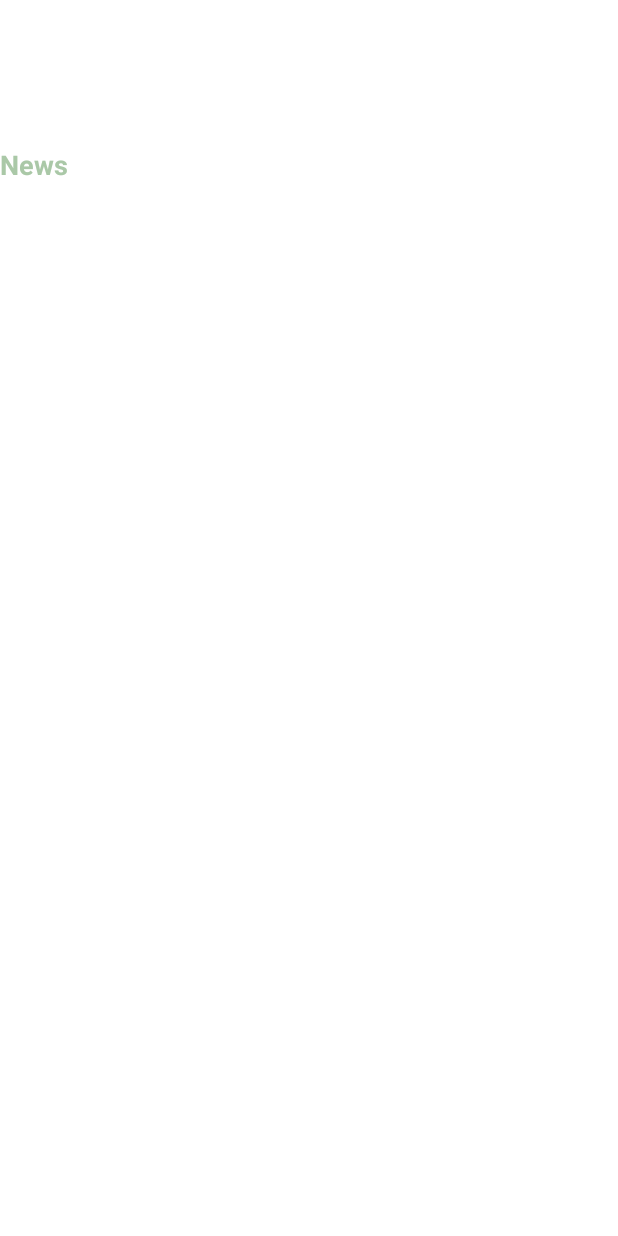
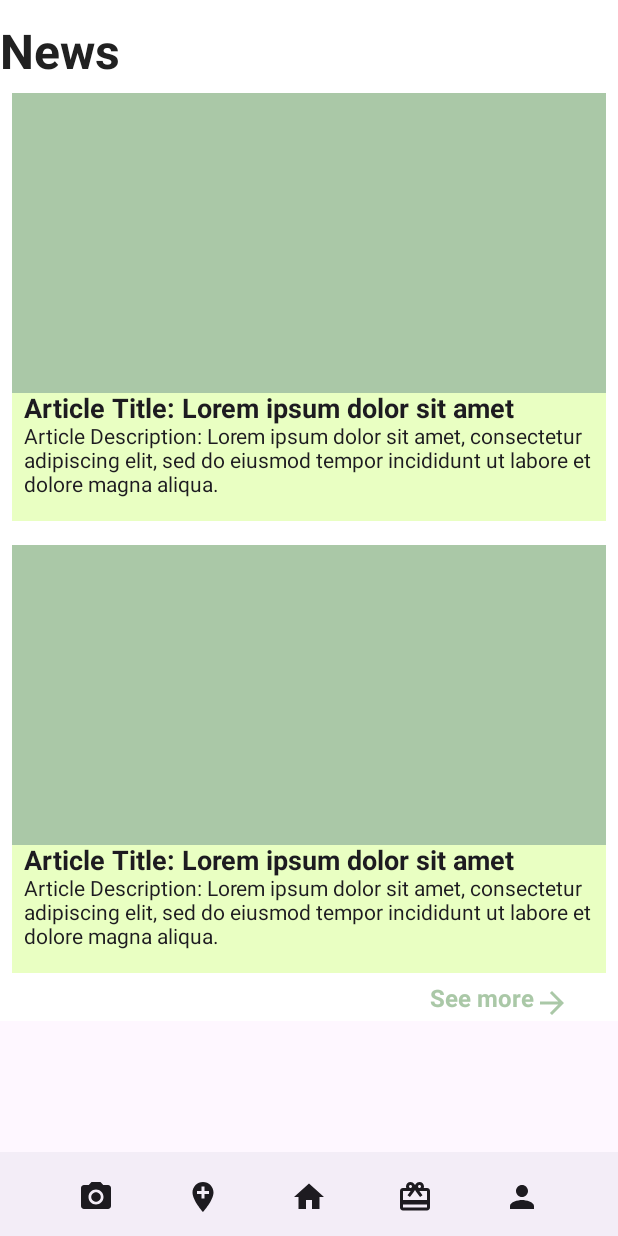
Before and after one commit to Peachy72/EcoEarn, an Android app built with Jetpack Compose: the screen it shows after launch (MainActivity), on a phone screen of 412 x 824 dp. Before the commit the screen is almost empty. Run offline under Robolectric (Android 15) with nearby library versions, the phone set to English and light mode, and no system bars.

Commit message:
feat: homeScreen implementation

```diff
--- a/app/src/main/java/com/example/ecoearn/components/ArticleComponent.kt
+++ b/app/src/main/java/com/example/ecoearn/components/ArticleComponent.kt
@@ -1,8 +1,60 @@
 package com.example.ecoearn.components
 
+import androidx.compose.foundation.background
+import androidx.compose.foundation.layout.Box
+import androidx.compose.foundation.layout.Column
+import androidx.compose.foundation.layout.fillMaxWidth
+import androidx.compose.foundation.layout.height
+import androidx.compose.foundation.layout.padding
+import androidx.compose.material3.Text
 import androidx.compose.runtime.Composable
+import androidx.compose.ui.Modifier
+import androidx.compose.ui.text.TextStyle
+import androidx.compose.ui.text.font.FontStyle
+import androidx.compose.ui.text.font.FontWeight
+import androidx.compose.ui.unit.dp
+import androidx.compose.ui.unit.sp
+import com.example.ecoearn.ui.theme.Primary
+import com.example.ecoearn.ui.theme.Secondary
 
 @Composable
-fun ArticleComponent() {
+fun ArticleComponent(modifier: Modifier = Modifier) {
+    Column(
+        modifier = Modifier
+            .padding(8.dp)
+            .background(Secondary)
+    ) {
+        Box(
+            modifier = Modifier
+                .fillMaxWidth()
+                .height(200.dp)
+                .background(Primary)
+        )
+        Text(
+            text = "Article Title: Lorem ipsum dolor sit amet",
+            style = TextStyle(
+                fontSize = 18.sp,
+                fontWeight = FontWeight.Bold,
+                fontStyle = FontStyle.Normal
+            ),
+            modifier = Modifier.padding(
+                start = 8.dp,
+                end = 8.dp,
+            )
+        )
+        Text(
+            text = "Article Description: Lorem ipsum dolor sit amet, consectetur adipiscing elit, sed do eiusmod tempor incididunt ut labore et dolore magna aliqua.",
+            style = TextStyle(
+                fontSize = 14.sp,
+                fontWeight = FontWeight.Normal,
+                fontStyle = FontStyle.Normal
+            ),
+            modifier = Modifier.padding(
+                start = 8.dp,
+                end = 8.dp,
+                bottom = 16.dp
+            )
+        )
+    }
 
 }
--- a/app/src/main/java/com/example/ecoearn/screens/HomeScreen.kt
+++ b/app/src/main/java/com/example/ecoearn/screens/HomeScreen.kt
@@ -2,7 +2,10 @@ package com.example.ecoearn.screens
 
 import androidx.compose.foundation.layout.Column
 import androidx.compose.foundation.layout.Spacer
+import androidx.compose.foundation.layout.fillMaxWidth
 import androidx.compose.foundation.layout.height
+import androidx.compose.foundation.rememberScrollState
+import androidx.compose.foundation.verticalScroll
 import androidx.compose.material3.Text
 import androidx.compose.runtime.Composable
 import androidx.compose.ui.Modifier
@@ -13,21 +16,33 @@ import androidx.compose.ui.text.font.FontWeight
 import androidx.compose.ui.text.style.TextAlign
 import androidx.compose.ui.unit.dp
 import androidx.compose.ui.unit.sp
+import com.example.ecoearn.components.ArticleComponent
+import com.example.ecoearn.components.BottomBarComponent
+import com.example.ecoearn.components.SeeMoreComponent
 import com.example.ecoearn.ui.theme.Primary
+import com.example.ecoearn.ui.theme.TextColor
 
 @Composable
 fun HomeScreen() {
-    Column {
-        Spacer(modifier = Modifier.height(100.dp))
+    Column(
+        modifier = Modifier
+            .fillMaxWidth()
+    ) {
+        Spacer(modifier = Modifier.height(16.dp))
         Text(
             text = "News",
             style = TextStyle(
-                fontSize = 18.sp,
+                fontSize = 32.sp,
                 fontWeight = FontWeight.Bold,
                 fontStyle = FontStyle.Normal
         ),
-        color = Primary,
+        color = TextColor,
         textAlign = TextAlign.Center
         )
+        repeat(2) {
+            ArticleComponent()
+        }
+        SeeMoreComponent {}
+        BottomBarComponent()
     }
 }
--- a/app/src/main/res/values/strings.xml
+++ b/app/src/main/res/values/strings.xml
@@ -32,4 +32,5 @@
     <string name="cash_out_amount">Cash Out Amount</string>
     <string name="waste_sorting">Waste Sorting</string>
     <string name="qr_code">QR</string>
+    <string name="next_page">Next Page</string>
 </resources>
```
